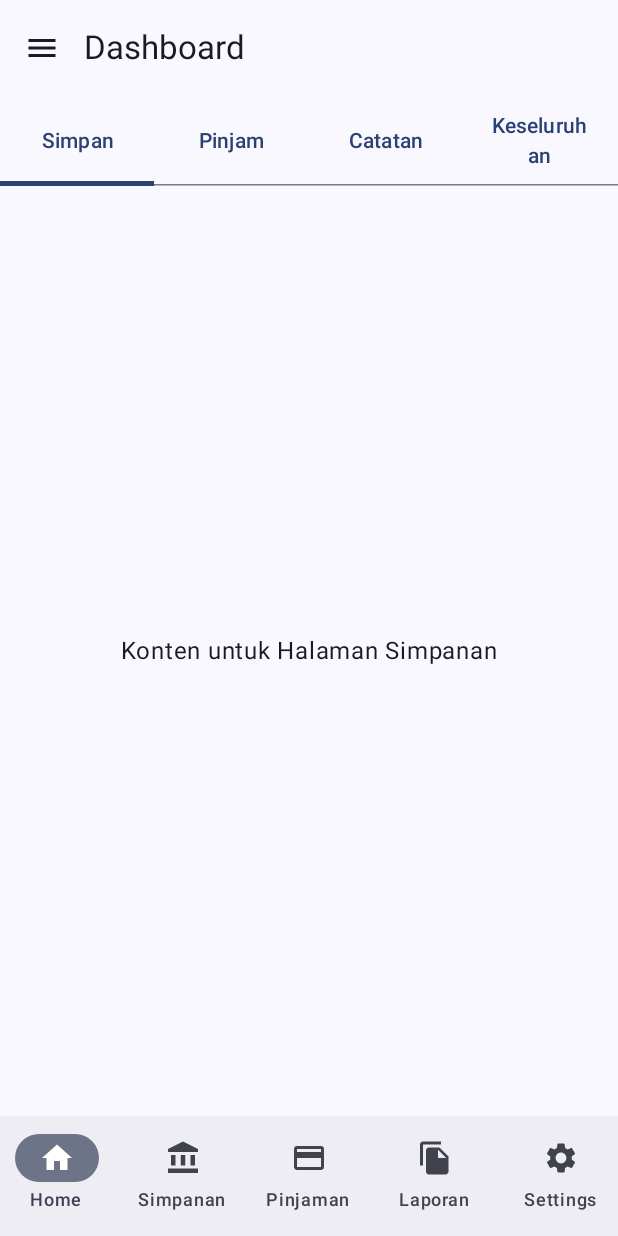
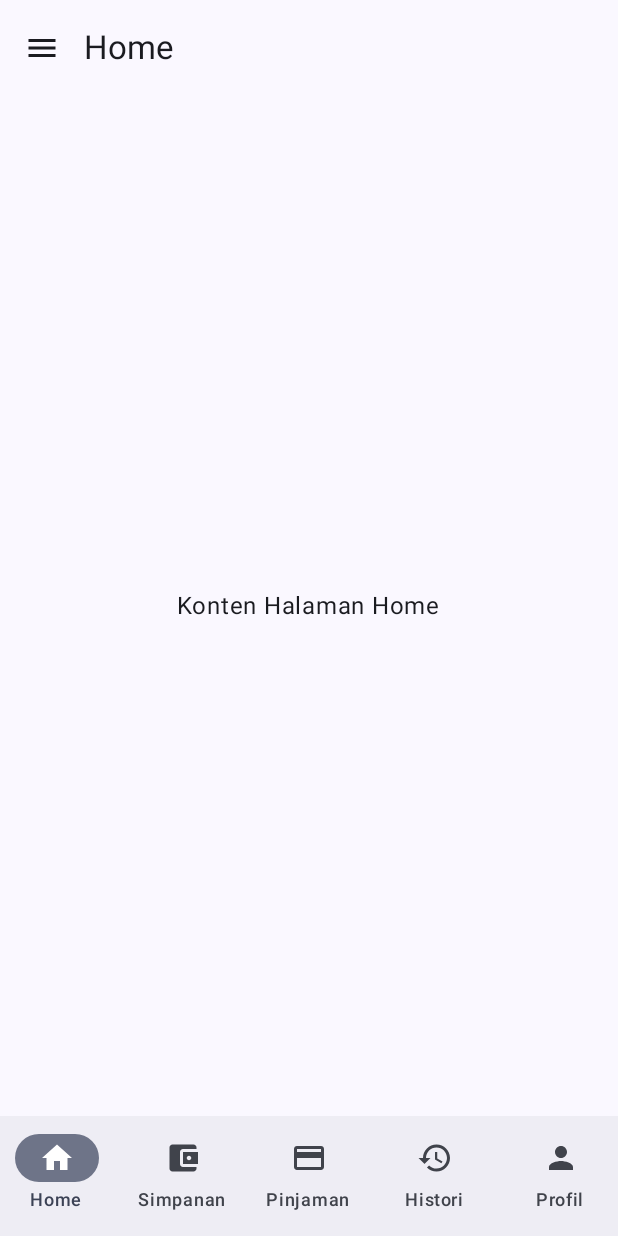
Before and after one commit to hhoow0093/Koperasi-Simpan-Pinjam, an Android app built with Jetpack Compose: the DashBoard screen opened through its navigation route, on a phone screen of 412 x 824 dp. Run offline under Robolectric (Android 15) with nearby library versions, the phone set to English and light mode, and no system bars.

Commit message:
Membuat untuk kerangka BottomBar Navigation dan kerangka konten masing masing

```diff
--- a/app/src/main/java/eu/tutorials/koperasi_simpan_pinjam/API/RetrofitClient.kt
+++ b/app/src/main/java/eu/tutorials/koperasi_simpan_pinjam/API/RetrofitClient.kt
@@ -4,7 +4,7 @@ import retrofit2.Retrofit
 import retrofit2.converter.gson.GsonConverterFactory
 
 object RetrofitClient {
-    private const val BASE_URL = "http://192.168.1.192:3000"
+    private const val BASE_URL = "http://192.168.0.108:3000"
 
     val instance: ApiService by lazy {
         val retrofit = Retrofit.Builder()
--- a/app/src/main/java/eu/tutorials/koperasi_simpan_pinjam/navigation/AppNavHost.kt
+++ b/app/src/main/java/eu/tutorials/koperasi_simpan_pinjam/navigation/AppNavHost.kt
@@ -13,10 +13,5 @@ fun AppNavHost(navController: NavHostController){
         composable("login") { LoginPage(navController) }
         composable("register") { RegisterPage(navController) }
         composable("authentication") { AuthenticationPage(navController) }
-
-        composable("dummy/{title}") { backStackEntry ->
-            val title = backStackEntry.arguments?.getString("title") ?: "Unknown"
-            DummyPage(title)
-        }
     }
 }
--- a/app/src/main/java/eu/tutorials/koperasi_simpan_pinjam/pages/DashBoard.kt
+++ b/app/src/main/java/eu/tutorials/koperasi_simpan_pinjam/pages/DashBoard.kt
@@ -1,24 +1,27 @@
 package eu.tutorials.koperasi_simpan_pinjam.pages
-import androidx.compose.foundation.ExperimentalFoundationApi
+
 import androidx.compose.foundation.layout.Box
-import androidx.compose.foundation.layout.Column
+import androidx.compose.foundation.layout.PaddingValues
 import androidx.compose.foundation.layout.fillMaxSize
 import androidx.compose.foundation.layout.padding
-import androidx.compose.foundation.pager.HorizontalPager
-import androidx.compose.foundation.pager.rememberPagerState
 import androidx.compose.material.icons.Icons
 import androidx.compose.material.icons.filled.*
 import androidx.compose.material3.*
 import androidx.compose.runtime.*
+import androidx.compose.runtime.getValue
+import androidx.compose.runtime.setValue
 import androidx.compose.ui.Alignment
 import androidx.compose.ui.Modifier
 import androidx.compose.ui.graphics.vector.ImageVector
 import androidx.compose.ui.tooling.preview.Devices
 import androidx.compose.ui.tooling.preview.Preview
-import androidx.compose.ui.unit.dp
+import androidx.navigation.NavDestination.Companion.hierarchy
+import androidx.navigation.NavGraph.Companion.findStartDestination
 import androidx.navigation.NavHostController
+import androidx.navigation.compose.NavHost
+import androidx.navigation.compose.composable
+import androidx.navigation.compose.currentBackStackEntryAsState
 import androidx.navigation.compose.rememberNavController
-import eu.tutorials.koperasi_simpan_pinjam.navigation.AppNavHost
 import eu.tutorials.koperasi_simpan_pinjam.ui.theme.KoperasiSimpanPinjamTheme
 import kotlinx.coroutines.launch
 
@@ -27,63 +30,76 @@ data class DrawerItem(val title: String, val icon: @Composable () -> Unit, val r
 // Data class untuk item di bottom bar
 data class BottomBarItem(val label: String, val icon: ImageVector, val route: String)
 
-@OptIn(ExperimentalMaterial3Api::class, ExperimentalFoundationApi::class)
+// --- HALAMAN KONTEN BARU UNTUK SETIAP ITEM BOTTOM NAVBAR ---
+
+@Composable
+fun HomePage() {
+    Box(modifier = Modifier.fillMaxSize(), contentAlignment = Alignment.Center) {
+        Text(text = "Konten Halaman Home")
+    }
+}
+
+@Composable
+fun SimpananPage() {
+    Box(modifier = Modifier.fillMaxSize(), contentAlignment = Alignment.Center) {
+        Text(text = "Konten Halaman Simpanan")
+    }
+}
+
+@Composable
+fun PinjamanPage() {
+    Box(modifier = Modifier.fillMaxSize(), contentAlignment = Alignment.Center) {
+        Text(text = "Konten Halaman Pinjaman")
+    }
+}
+
+@Composable
+fun HistoriPage() {
+    Box(modifier = Modifier.fillMaxSize(), contentAlignment = Alignment.Center) {
+        Text(text = "Konten Halaman Histori")
+    }
+}
+
+@Composable
+fun ProfilPage() {
+    Box(modifier = Modifier.fillMaxSize(), contentAlignment = Alignment.Center) {
+        Text(text = "Konten Halaman Profil")
+    }
+}
+
+@OptIn(ExperimentalMaterial3Api::class)
 @Composable
 fun DashBoard(navController: NavHostController, modifier: Modifier = Modifier) {
+    val dashboardNavController = rememberNavController()
     val drawerState = rememberDrawerState(initialValue = DrawerValue.Closed)
     val scope = rememberCoroutineScope()
 
-    // Daftar item untuk menu samping (drawer)
-    val drawerItems = listOf(
-        DrawerItem("Dashboard", { Icon(Icons.Default.Home, contentDescription = null) }, "dashboard"),
-        DrawerItem("Simpanan", { Icon(Icons.Default.AccountBalance, contentDescription = null) }, "dummy/simpanan"),
-        DrawerItem("Pinjaman", { Icon(Icons.Default.CreditCard, contentDescription = null) }, "dummy/pinjaman"),
-        DrawerItem("Laporan", { Icon(Icons.Default.FileCopy, contentDescription = null) }, "dummy/laporan"),
-        DrawerItem("Pengaturan", { Icon(Icons.Default.Settings, contentDescription = null) }, "dummy/pengaturan")
+    val bottomItems = listOf(
+        BottomBarItem("Home", Icons.Default.Home, "home"),
+        BottomBarItem("Simpanan", Icons.Default.AccountBalanceWallet, "simpanan"),
+        BottomBarItem("Pinjaman", Icons.Default.CreditCard, "pinjaman"),
+        BottomBarItem("Histori", Icons.Default.History, "histori"),
+        BottomBarItem("Profil", Icons.Default.Person, "profil")
     )
 
-    // Daftar item untuk navigasi bawah
-    val bottomItems = listOf(
-        BottomBarItem("Home", Icons.Default.Home, "dashboard"),
-        BottomBarItem("Simpanan", Icons.Default.AccountBalance, "dummy/simpanan"),
-        BottomBarItem("Pinjaman", Icons.Default.CreditCard, "dummy/pinjaman"),
-        BottomBarItem("Laporan", Icons.Default.FileCopy, "dummy/laporan"),
-        BottomBarItem("Settings", Icons.Default.Settings, "dummy/pengaturan")
-    )
+    // untuk simpan title
+    var currentTitle by remember { mutableStateOf("Home") } // Nilai awal "Home"
 
-    var selectedBottomIndex by remember { mutableStateOf(0) }
+    // navigasi backstack
+    val navBackStackEntry by dashboardNavController.currentBackStackEntryAsState()
 
-    ModalNavigationDrawer(
-        drawerState = drawerState,
-        drawerContent = {
-            ModalDrawerSheet {
-                Text(
-                    text = "Koperasi Simpan Pinjam",
-                    style = MaterialTheme.typography.titleLarge,
-                    modifier = Modifier.padding(16.dp)
-                )
+    // update title
+    LaunchedEffect(navBackStackEntry) {
+        val currentRoute = navBackStackEntry?.destination?.route
+        val newTitle = bottomItems.find { it.route == currentRoute }?.label ?: "Dashboard"
+        currentTitle = newTitle
+    }
 
-                drawerItems.forEach { item ->
-                    NavigationDrawerItem(
-                        label = { Text(item.title) },
-                        icon = item.icon,
-                        selected = false,
-                        onClick = {
-                            scope.launch { drawerState.close() }
-                            // Navigasi bisa disesuaikan nanti
-                            navController.navigate(item.route) {
-                                launchSingleTop = true
-                            }
-                        }
-                    )
-                }
-            }
-        }
-    ) {
+
     Scaffold(
         topBar = {
             TopAppBar(
-                    title = { Text("Dashboard") },
+                title = { Text(currentTitle) },
                 navigationIcon = {
                     IconButton(onClick = { scope.launch { drawerState.open() } }) {
                         Icon(Icons.Default.Menu, contentDescription = "Menu")
@@ -93,16 +109,20 @@ fun DashBoard(navController: NavHostController, modifier: Modifier = Modifier) {
         },
         bottomBar = {
             NavigationBar {
-                    bottomItems.forEachIndexed { index, item ->
+                val currentDestination = navBackStackEntry?.destination
+
+                bottomItems.forEach { item ->
                     NavigationBarItem(
                         icon = { Icon(item.icon, contentDescription = item.label) },
                         label = { Text(item.label) },
-                            selected = selectedBottomIndex == index,
+                        selected = currentDestination?.hierarchy?.any { it.route == item.route } == true,
                         onClick = {
-                                selectedBottomIndex = index
-                                // Navigasi bisa disesuaikan nanti
-                                navController.navigate(item.route) {
+                            dashboardNavController.navigate(item.route) {
+                                popUpTo(dashboardNavController.graph.findStartDestination().id) {
+                                    saveState = true
+                                }
                                 launchSingleTop = true
+                                restoreState = true
                             }
                         }
                     )
@@ -110,98 +130,24 @@ fun DashBoard(navController: NavHostController, modifier: Modifier = Modifier) {
             }
         }
     ) { innerPadding ->
-            // KONTEN UTAMA DENGAN TOP TAB BAR DIMULAI DARI SINI
-            Column(modifier = modifier.padding(innerPadding)) {
-                // 1. Definisikan daftar judul untuk setiap tab
-                val tabs = listOf("Simpan", "Pinjam", "Catatan", "Keseluruhan")
-
-                // 2. Buat PagerState untuk mengontrol halaman
-                val pagerState = rememberPagerState(pageCount = { tabs.size })
-                val coroutineScope = rememberCoroutineScope()
-
-                // 3. Buat TabRow (Baris Tab di Atas)
-                TabRow(selectedTabIndex = pagerState.currentPage) {
-                    tabs.forEachIndexed { index, title ->
-                        Tab(
-                            selected = pagerState.currentPage == index,
-                            onClick = {
-                                coroutineScope.launch {
-                                    pagerState.animateScrollToPage(index)
+        NavHost(
+            navController = dashboardNavController,
+            startDestination = "home",
+            modifier = Modifier.padding(innerPadding)
+        ) {
+            composable("home") { HomePage() }
+            composable("simpanan") { SimpananPage() }
+            composable("pinjaman") { PinjamanPage() }
+            composable("histori") { HistoriPage() }
+            composable("profil") { ProfilPage() }
         }
-                            },
-                            text = { Text(text = title) }
-                        )
     }
 }
 
-                // 4. Buat HorizontalPager (Konten yang Bisa Digeser)
-                HorizontalPager(state = pagerState) { page ->
-                    when (page) {
-                        0 -> SimpananContent()
-                        1 -> PinjamanContent()
-                        2 -> CatatanContent()
-                        3 -> KeseluruhanContent()
-                    }
-                }
-            }
-        }
-    }
-}
-@Composable
-fun SimpananContent() {
-    Box(
-        modifier = Modifier.fillMaxSize(),
-        contentAlignment = Alignment.Center
-    ) {
-        Text(text = "Konten untuk Halaman Simpanan")
-    }
-}
-
-@Composable
-fun PinjamanContent() {
-    Box(
-        modifier = Modifier.fillMaxSize(),
-        contentAlignment = Alignment.Center
-    ) {
-        Text(text = "Konten untuk Halaman Pinjaman")
-    }
-}
-
-@Composable
-fun CatatanContent() {
-    Box(
-        modifier = Modifier.fillMaxSize(),
-        contentAlignment = Alignment.Center
-    ) {
-        Text(text = "Konten untuk Halaman Catatan")
-    }
-}
-
-@Composable
-fun KeseluruhanContent() {
-    Box(
-        modifier = Modifier.fillMaxSize(),
-        contentAlignment = Alignment.Center
-    ) {
-        Text(text = "Konten untuk Halaman Keseluruhan")
-    }
-}
-
-@Composable
-fun DummyPage(title: String) {
-    Box(
-        modifier = Modifier.fillMaxSize(),
-        contentAlignment = Alignment.Center
-    ) {
-        Text(text = "This is a dummy page for: $title", style = MaterialTheme.typography.titleMedium)
-    }
-}
-
-@Preview(showBackground = true, name = "Register page", showSystemUi = true, device = Devices.PIXEL_5)
+@Preview(showBackground = true, name = "Dashboard Page", showSystemUi = true, device = Devices.PIXEL_5)
 @Composable
 fun DashboardPreview() {
     KoperasiSimpanPinjamTheme {
-        val navController = rememberNavController()
-        AppNavHost(navController)
+        DashBoard(navController = rememberNavController())
     }
 }
--- a/app/src/main/res/xml/network_security_config.xml
+++ b/app/src/main/res/xml/network_security_config.xml
@@ -1,6 +1,6 @@
 <?xml version="1.0" encoding="utf-8"?>
 <network-security-config>
     <domain-config cleartextTrafficPermitted="true">
-        <domain includeSubdomains="true">192.168.1.192</domain>
+        <domain includeSubdomains="true">192.168.0.108</domain>
     </domain-config>
 </network-security-config>
```
Lines whose indentation alone changed are shown as unchanged.
